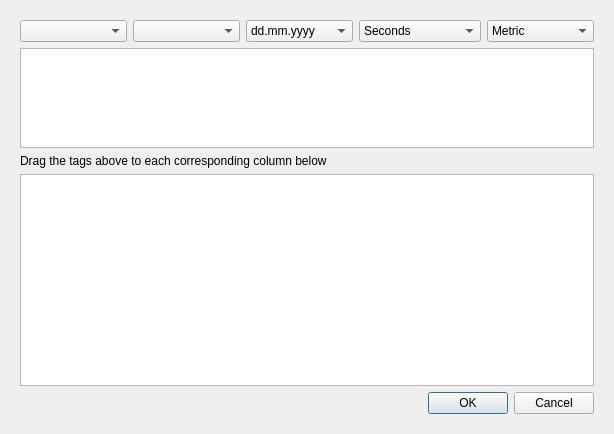
subsurface/subsurface, file qt-ui/divelogimportdialog.ui: the form before one commit.
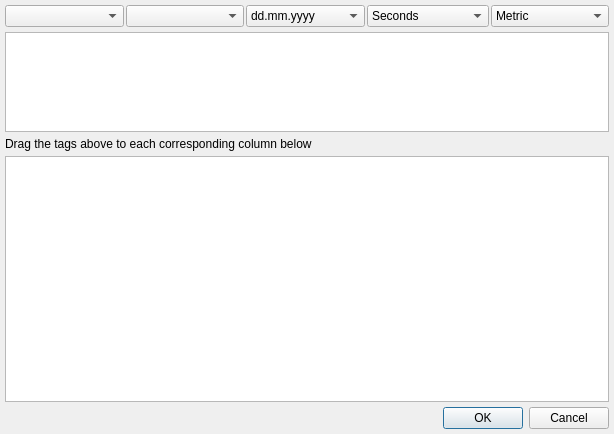
The form after the commit. Icons and pictures are not drawn. Custom widgets are drawn as their Qt base class.

Commit message: Layout issues: Fix the DiveImportDialog

The edit to the form file:
```diff
--- a/qt-ui/divelogimportdialog.ui
+++ b/qt-ui/divelogimportdialog.ui
@@ -19,6 +19,18 @@
    </iconset>
   </property>
   <layout class="QVBoxLayout" name="verticalLayout">
+   <property name="leftMargin">
+    <number>5</number>
+   </property>
+   <property name="topMargin">
+    <number>5</number>
+   </property>
+   <property name="rightMargin">
+    <number>5</number>
+   </property>
+   <property name="bottomMargin">
+    <number>5</number>
+   </property>
    <item>
     <widget class="QWidget" name="horizontalWidget" native="true">
      <layout class="QHBoxLayout" name="horizontalLayout_3">
@@ -40,8 +52,26 @@
       <item>
        <widget class="QWidget" name="verticalWidget" native="true">
         <layout class="QVBoxLayout" name="verticalLayout_2">
+         <property name="spacing">
+          <number>5</number>
+         </property>
+         <property name="leftMargin">
+          <number>0</number>
+         </property>
+         <property name="topMargin">
+          <number>0</number>
+         </property>
+         <property name="rightMargin">
+          <number>0</number>
+         </property>
+         <property name="bottomMargin">
+          <number>0</number>
+         </property>
          <item>
           <layout class="QHBoxLayout" name="horizontalLayout">
+           <property name="spacing">
+            <number>2</number>
+           </property>
            <item>
             <widget class="QComboBox" name="knownImports">
              <property name="currentIndex">
```
